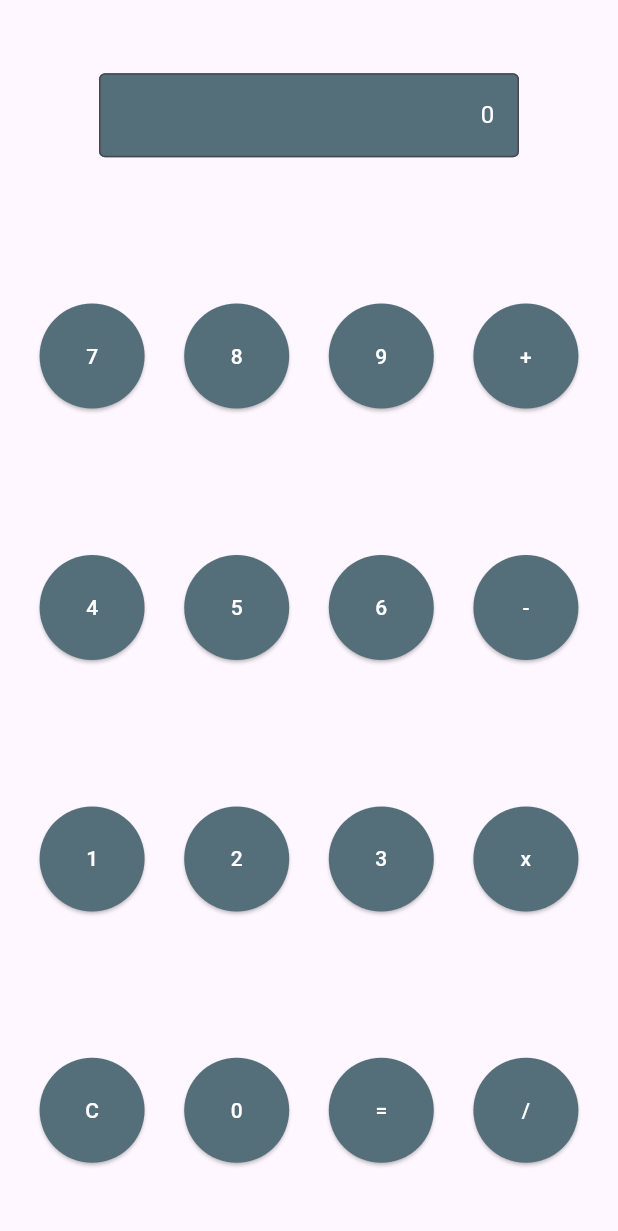
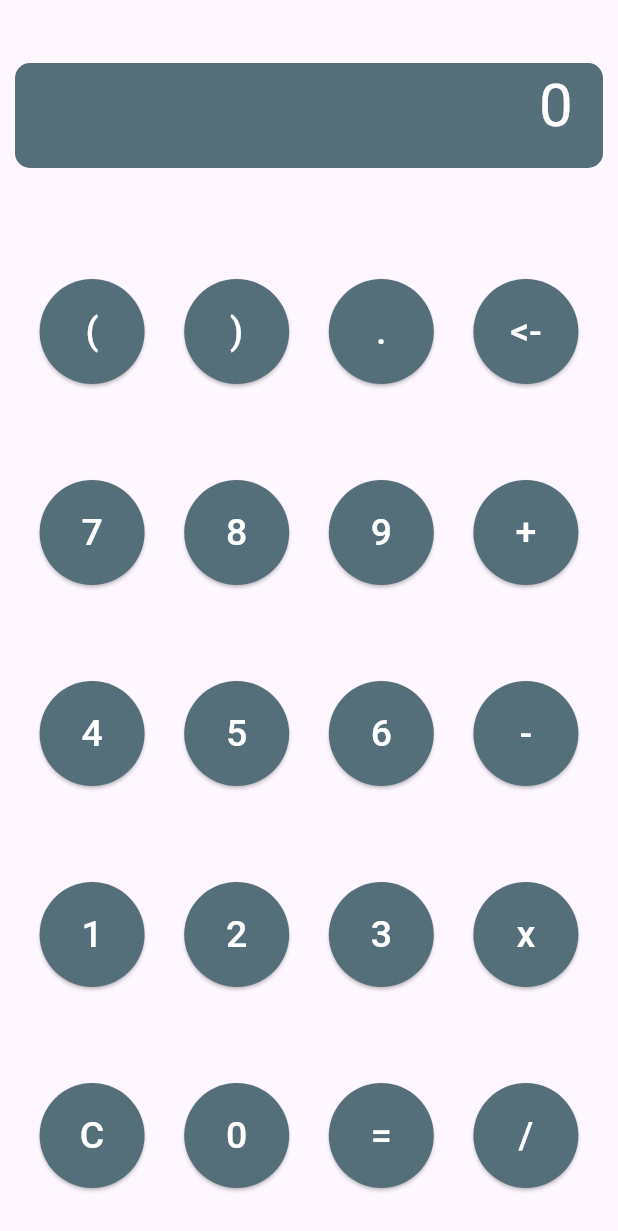
Before and after one commit to javert-galicia/sample_calculator_flutter, a Flutter app: the screen it shows after launch, on a phone screen of 412 x 824 dp. Shown: the top 1231 px of the screen. Run offline on Flutter 3.47's test engine with Material 3 defaults, Android fonts, the light colour scheme and no system bars; our stand-ins replace math_expressions.

Commit message:
Mejorando el contenedor y agregando funciones.

```diff
--- a/lib/model.dart
+++ b/lib/model.dart
@@ -14,20 +14,16 @@ class Model extends StatelessWidget {
     return Column(
       mainAxisAlignment: MainAxisAlignment.spaceAround,
       children: [
-        SizedBox(
-          width: 280,
-          child: TextField(
-            textAlign: TextAlign.end,
-            decoration: InputDecoration(
-              filled: true,
-              fillColor: Colors.blueGrey.shade600,
-              border: const OutlineInputBorder(),
-              hintText: valor,
-              hintStyle: const TextStyle(color: Colors.white),
-            ),
-          ),
+        ViewCount(valorCurrent: valor),
+        Row(
+          mainAxisAlignment: MainAxisAlignment.spaceEvenly,
+          children: [
+            ViewButton(text: '(', mainFunction: calculator.parent1),
+            ViewButton(text: ')', mainFunction: calculator.parent2),
+            ViewButton(text: '.', mainFunction: calculator.point),
+            ViewButton(text: '<-', mainFunction: calculator.remove),
+          ],
         ),
-        //Text(valor),
         Row(
           mainAxisAlignment: MainAxisAlignment.spaceEvenly,
           children: [
--- a/lib/view.dart
+++ b/lib/view.dart
@@ -15,7 +15,33 @@ class ViewButton extends StatelessWidget {
         foregroundColor: Colors.white,
         minimumSize: const Size.square(70),
       ),
-      child: Text(text),
+      child: Text(text, style: const TextStyle(fontSize: 25),),
     );
   }
 }
+
+class ViewCount extends StatelessWidget {
+  const ViewCount({super.key, required this.valorCurrent});
+  final String valorCurrent;
+  @override
+  Widget build(BuildContext context) {
+    return Container(
+          alignment: Alignment.topRight,
+          padding: const EdgeInsets.symmetric(horizontal: 20),
+          margin: const EdgeInsets.all(10.0),
+          height: 70,
+          width: double.infinity,
+          decoration: BoxDecoration(
+            borderRadius: BorderRadius.circular(10),
+            color: Colors.blueGrey.shade600
+          ),
+          child: Text(
+            valorCurrent,
+            style: const TextStyle(
+              color: Colors.white,
+              fontSize: 40,
+            ),
+          ),
+        );
+  }
+}
```
Also changed, not shown: lib/controller.dart (+26 -1 lines).
